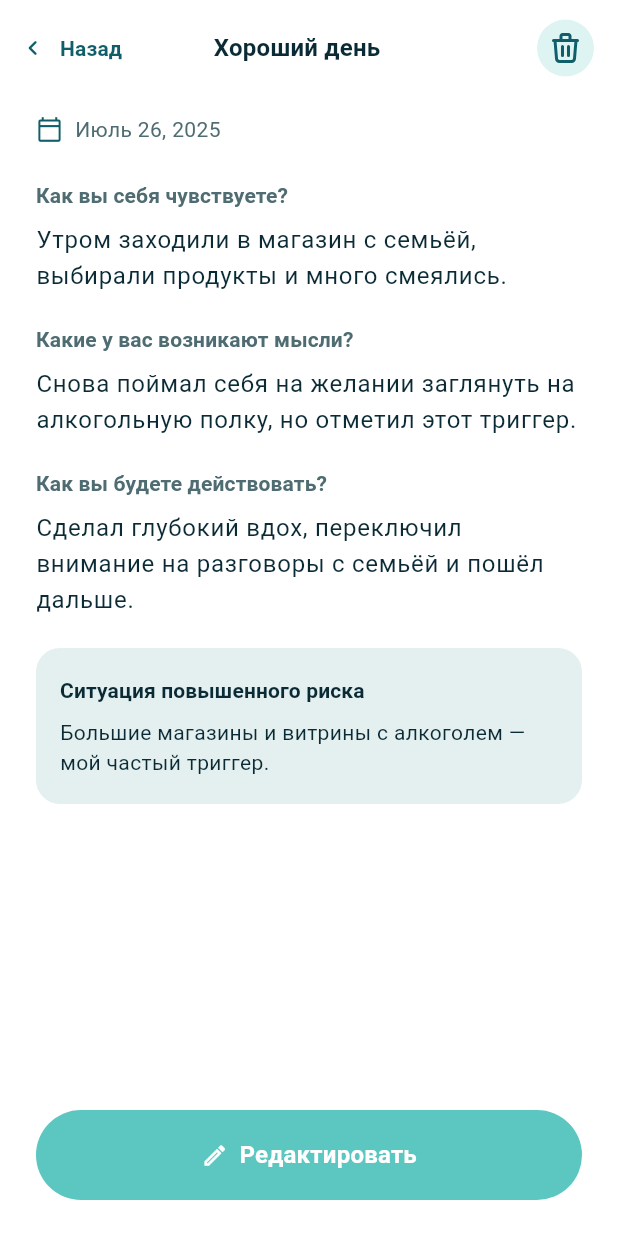
After one commit to Sobol17/vairoo-app, a Flutter app: the CalendarNoteDetailPage screen opened directly with sample values from the repository, on a phone screen of 412 x 824 dp. The commit adds this screen. Run offline on Flutter 3.47's test engine with Material 3 defaults, Android fonts, the phone set to English and light mode, and no system bars; our stand-ins replace dio, equatable, flutter_html, flutter_svg, go_router, mask_text_input_formatter and 3 more; accounts and stored records are empty.

Commit message:
Поправил ui по всему проекту

```diff
--- a/lib/src/features/calendar/data/datasources/mock_notes.dart
+++ b/lib/src/features/calendar/data/datasources/mock_notes.dart
@@ -7,6 +7,14 @@ List<CalendarNote> todayCalendarNotes = [
     title: 'Хороший день',
     preview:
         'Утром заходили в магазин с семьёй, потом гуляли в парке и чувствовали спокойствие.',
+    feelings:
+        'Утром заходили в магазин с семьёй, выбирали продукты и много смеялись.',
+    thoughts:
+        'Снова поймал себя на желании заглянуть на алкогольную полку, но отметил этот триггер.',
+    actions:
+        'Сделал глубокий вдох, переключил внимание на разговоры с семьёй и пошёл дальше.',
+    isRisk: true,
+    riskDescription: 'Большие магазины и витрины с алкоголем — мой частый триггер.',
   ),
   CalendarNote(
     id: 'note-today-2',
@@ -14,12 +22,20 @@ List<CalendarNote> todayCalendarNotes = [
     title: 'Дыхание помогает',
     preview:
         'Сделал дыхательную практику «4-7-8» и отметил, что уровень тревоги снизился.',
+    feelings: 'С утра ощутил сильное напряжение в теле.',
+    thoughts: 'Боялся, что не справлюсь с задачами и сорвусь.',
+    actions:
+        'Выполнил практику «4-7-8», чтобы вернуть себе спокойствие и контроль.',
   ),
   CalendarNote(
     id: 'note-today-3',
     date: DateTime(2025, 7, 26),
     title: 'Встреча с друзьями',
     preview: 'Сходили на пикник. Смог отказаться от бокала, чувствую гордость.',
+    feelings: 'Перед встречей переживал, что могут предложить выпить.',
+    thoughts: 'Важно оставаться честным и не поддаваться давлению.',
+    actions:
+        'Сразу сообщил друзьям, что сейчас не пью, и сосредоточился на общении.',
   ),
 ];
 
@@ -31,6 +47,9 @@ List<CalendarNote> allCalendarNotes = [
     title: 'Тихий вечер',
     preview:
         'Читал книгу, записал мысли о прогрессе и отметил благодарность за поддержку близких.',
+    feelings: 'Вечером ощущал усталость, но и спокойствие.',
+    thoughts: 'Отмечаю, что поддержка близких помогает держаться.',
+    actions: 'Почитал книгу и записал, за что благодарен сегодня.',
   ),
   CalendarNote(
     id: 'note-history-2',
@@ -38,6 +57,12 @@ List<CalendarNote> allCalendarNotes = [
     title: 'Переговоры на работе',
     preview:
         'Было напряжённо, но помогла пауза и дыхание. Записал, что сработало.',
+    feelings: 'Переговоры вызвали стресс и раздражение.',
+    thoughts: 'Хотелось выпить после встречи, чтобы снять напряжение.',
+    actions:
+        'Сделал паузу, прошёлся по улице и сделал записи, что помогло справиться.',
+    isRisk: true,
+    riskDescription: 'Сложные разговоры на работе становятся триггером.',
   ),
   CalendarNote(
     id: 'note-history-3',
@@ -45,5 +70,10 @@ List<CalendarNote> allCalendarNotes = [
     title: 'Возвращение к дневнику',
     preview:
         'Перечитал первые записи и заметил, как изменилось восприятие триггеров.',
+    feelings: 'Скучал по привычному ритуалу вечерних записей.',
+    thoughts:
+        'Важно видеть динамику — заметил, как изменился взгляд на ситуации.',
+    actions: 'Перечитал дневник и дополнил новыми выводами.',
+    isRelapse: false,
   ),
 ];
--- a/lib/src/features/calendar/domain/entities/calendar_note.dart
+++ b/lib/src/features/calendar/domain/entities/calendar_note.dart
@@ -4,10 +4,52 @@ class CalendarNote {
     required this.date,
     required this.title,
     required this.preview,
+    this.feelings = '',
+    this.thoughts = '',
+    this.actions = '',
+    this.isRisk = false,
+    this.riskDescription,
+    this.isRelapse = false,
+    this.relapseDescription,
   });
 
   final String id;
   final DateTime date;
   final String title;
   final String preview;
+  final String feelings;
+  final String thoughts;
+  final String actions;
+  final bool isRisk;
+  final String? riskDescription;
+  final bool isRelapse;
+  final String? relapseDescription;
+
+  CalendarNote copyWith({
+    String? id,
+    DateTime? date,
+    String? title,
+    String? preview,
+    String? feelings,
+    String? thoughts,
+    String? actions,
+    bool? isRisk,
+    String? riskDescription,
+    bool? isRelapse,
+    String? relapseDescription,
+  }) {
+    return CalendarNote(
+      id: id ?? this.id,
+      date: date ?? this.date,
+      title: title ?? this.title,
+      preview: preview ?? this.preview,
+      feelings: feelings ?? this.feelings,
+      thoughts: thoughts ?? this.thoughts,
+      actions: actions ?? this.actions,
+      isRisk: isRisk ?? this.isRisk,
+      riskDescription: riskDescription ?? this.riskDescription,
+      isRelapse: isRelapse ?? this.isRelapse,
+      relapseDescription: relapseDescription ?? this.relapseDescription,
+    );
+  }
 }
--- /dev/null
+++ b/lib/src/features/calendar/presentation/pages/calendar_note_detail_page.dart
@@ -0,0 +1,330 @@
+import 'package:ai_note/src/core/theme/app_colors.dart';
+import 'package:ai_note/src/features/calendar/domain/entities/calendar_note.dart';
+import 'package:ai_note/src/features/calendar/presentation/widgets/create_note_sheet.dart';
+import 'package:ai_note/src/features/home/presentation/widgets/header_circle_button.dart';
+import 'package:ai_note/src/shared/helpers/formatter.dart';
+import 'package:flutter/material.dart';
+import 'package:flutter_svg/flutter_svg.dart';
+import 'package:share_plus/share_plus.dart';
+
+class CalendarNoteDetailPage extends StatefulWidget {
+  const CalendarNoteDetailPage({
+    required this.note,
+    this.onUpdate,
+    this.onDelete,
+    super.key,
+  });
+
+  final CalendarNote note;
+  final ValueChanged<CalendarNote>? onUpdate;
+  final ValueChanged<CalendarNote>? onDelete;
+
+  @override
+  State<CalendarNoteDetailPage> createState() => _CalendarNoteDetailPageState();
+}
+
+class _CalendarNoteDetailPageState extends State<CalendarNoteDetailPage> {
+  late CalendarNote _note;
+  final _formatter = Formatter();
+
+  @override
+  void initState() {
+    super.initState();
+    _note = widget.note;
+  }
+
+  Future<void> _editNote() async {
+    final updated = await showModalBottomSheet<CalendarNote>(
+      context: context,
+      backgroundColor: Colors.transparent,
+      isScrollControlled: true,
+      builder: (_) => CreateCalendarNoteSheet(
+        initialNote: _note,
+        submitLabel: 'Сохранить изменения',
+      ),
+    );
+    if (updated != null) {
+      setState(() => _note = updated);
+      widget.onUpdate?.call(updated);
+    }
+  }
+
+  void _deleteNote() {
+    widget.onDelete?.call(_note);
+    Navigator.of(context).pop();
+  }
+
+  void _shareNote() {
+    final parts = <String>[
+      _note.title,
+      _formatter.formatFullDate(_note.date),
+      if (_note.feelings.isNotEmpty) _note.feelings,
+      if (_note.thoughts.isNotEmpty) _note.thoughts,
+      if (_note.actions.isNotEmpty) _note.actions,
+      if (_note.isRisk && (_note.riskDescription?.isNotEmpty ?? false))
+        _note.riskDescription!,
+      if (_note.isRelapse && (_note.relapseDescription?.isNotEmpty ?? false))
+        _note.relapseDescription!,
+    ];
+    SharePlus.instance.share(ShareParams(text: parts.join('\n\n')));
+  }
+
+  @override
+  Widget build(BuildContext context) {
+    final theme = Theme.of(context);
+    return Scaffold(
+      backgroundColor: AppColors.background,
+      body: SafeArea(
+        child: Column(
+          crossAxisAlignment: CrossAxisAlignment.stretch,
+          children: [
+            _DetailHeader(
+              title: _note.title,
+              onBack: () => Navigator.of(context).pop(),
+              onShare: _shareNote,
+              onDelete: _deleteNote,
+            ),
+            Expanded(
+              child: SingleChildScrollView(
+                padding: const EdgeInsets.fromLTRB(24, 8, 24, 24),
+                child: Column(
+                  crossAxisAlignment: CrossAxisAlignment.stretch,
+                  children: [
+                    Row(
+                      children: [
+                        const Icon(
+                          Icons.calendar_today_outlined,
+                          size: 18,
+                          color: AppColors.primary,
+                        ),
+                        const SizedBox(width: 8),
+                        Text(
+                          _formatter.formatFullDate(_note.date),
+                          style: theme.textTheme.bodyMedium?.copyWith(
+                            color: AppColors.textSecondary,
+                          ),
+                        ),
+                      ],
+                    ),
+                    const SizedBox(height: 24),
+                    ..._buildSections(theme),
+                  ],
+                ),
+              ),
+            ),
+            SafeArea(
+              top: false,
+              child: Padding(
+                padding: const EdgeInsets.fromLTRB(24, 0, 24, 24),
+                child: FilledButton.icon(
+                  onPressed: _editNote,
+                  style: FilledButton.styleFrom(
+                    backgroundColor: AppColors.secondary,
+                    foregroundColor: Colors.white,
+                    padding: const EdgeInsets.symmetric(vertical: 18),
+                    textStyle: theme.textTheme.titleMedium?.copyWith(
+                      fontWeight: FontWeight.w600,
+                    ),
+                    shape: RoundedRectangleBorder(
+                      borderRadius: BorderRadius.circular(40),
+                    ),
+                  ),
+                  icon: const Icon(Icons.edit_outlined),
+                  label: const Text('Редактировать'),
+                ),
+              ),
+            ),
+          ],
+        ),
+      ),
+    );
+  }
+
+  List<Widget> _buildSections(ThemeData theme) {
+    final sections = <Widget>[];
+
+    void addSection(String title, String value) {
+      if (value.trim().isEmpty) return;
+      sections.add(
+        Text(
+          title,
+          style: theme.textTheme.titleSmall?.copyWith(
+            color: AppColors.textSecondary,
+            fontWeight: FontWeight.w600,
+          ),
+        ),
+      );
+      sections.add(const SizedBox(height: 8));
+      sections.add(
+        Text(
+          value,
+          style: theme.textTheme.bodyLarge?.copyWith(
+            height: 1.5,
+            color: AppColors.textPrimary,
+          ),
+        ),
+      );
+      sections.add(const SizedBox(height: 20));
+    }
+
+    addSection('Как вы себя чувствуете?', _note.feelings);
+    addSection('Какие у вас возникают мысли?', _note.thoughts);
+    addSection('Как вы будете действовать?', _note.actions);
+
+    if (_note.isRisk && (_note.riskDescription?.isNotEmpty ?? false)) {
+      sections.add(
+        _HighlightedSection(
+          title: 'Ситуация повышенного риска',
+          description: _note.riskDescription ?? '',
+          color: AppColors.secondaryLight,
+        ),
+      );
+      sections.add(const SizedBox(height: 20));
+    }
+
+    if (_note.isRelapse) {
+      sections.add(
+        _HighlightedSection(
+          title: 'Срыв',
+          description:
+              _note.relapseDescription ??
+              'Вы уже сделали очень много для себя, главное — продолжайте идти вперёд.',
+          color: AppColors.accentLight,
+        ),
+      );
+      sections.add(const SizedBox(height: 20));
+    }
+
+    if (sections.isEmpty) {
+      sections.add(
+        Text(
+          'Запись пока пустая. Добавьте детали, чтобы отслеживать прогресс.',
+          style: theme.textTheme.bodyLarge?.copyWith(
+            color: AppColors.textSecondary,
+          ),
+        ),
+      );
+    }
+
+    return sections;
+  }
+}
+
+class _DetailHeader extends StatelessWidget {
+  const _DetailHeader({
+    required this.title,
+    required this.onBack,
+    required this.onShare,
+    required this.onDelete,
+  });
+
+  final String title;
+  final VoidCallback onBack;
+  final VoidCallback onShare;
+  final VoidCallback onDelete;
+
+  @override
+  Widget build(BuildContext context) {
+    final theme = Theme.of(context);
+    return Padding(
+      padding: const EdgeInsets.fromLTRB(0, 8, 16, 12),
+      child: SizedBox(
+        height: 48,
+        child: Stack(
+          alignment: Alignment.center,
+          children: [
+            Align(
+              alignment: Alignment.centerLeft,
+              child: TextButton.icon(
+                onPressed: onBack,
+                icon: const Icon(Icons.chevron_left_rounded, size: 20),
+                label: const Text('Назад'),
+                style: TextButton.styleFrom(
+                  foregroundColor: AppColors.primary,
+                  textStyle: theme.textTheme.titleSmall?.copyWith(
+                    fontWeight: FontWeight.w600,
+                  ),
+                ),
+              ),
+            ),
+            Center(
+              child: Text(
+                title,
+                maxLines: 1,
+                overflow: TextOverflow.ellipsis,
+                style: theme.textTheme.titleMedium?.copyWith(
+                  fontWeight: FontWeight.w700,
+                  color: AppColors.textPrimary,
+                ),
+              ),
+            ),
+            Align(
+              alignment: Alignment.centerRight,
+              child: Row(
+                mainAxisSize: MainAxisSize.min,
+                children: [
+                  HeaderCircleButton(
+                    color: AppColors.secondary.withValues(alpha: 0.2),
+                    icon: SvgPicture.asset(
+                      'assets/icons/backet.svg',
+                      colorFilter: ColorFilter.mode(
+                        AppColors.primary,
+                        BlendMode.srcIn,
+                      ),
+                    ),
+                    onTap: () {},
+                  ),
+                ],
+              ),
+            ),
+          ],
+        ),
+      ),
+    );
+  }
+}
+
+class _HighlightedSection extends StatelessWidget {
+  const _HighlightedSection({
+    required this.title,
+    required this.description,
+    required this.color,
+  });
+
+  final String title;
+  final String description;
+  final Color color;
+
+  @override
+  Widget build(BuildContext context) {
+    final theme = Theme.of(context);
+    return Container(
+      width: double.infinity,
+      padding: const EdgeInsets.symmetric(horizontal: 16, vertical: 18),
+      decoration: BoxDecoration(
+        color: color,
+        borderRadius: BorderRadius.circular(16),
+      ),
+      child: Column(
+        crossAxisAlignment: CrossAxisAlignment.start,
+        children: [
+          Text(
+            title,
+            style: theme.textTheme.titleSmall?.copyWith(
+              fontWeight: FontWeight.w700,
+              color: AppColors.textPrimary,
+            ),
+          ),
+          const SizedBox(height: 8),
+          Text(
+            description,
+            style: theme.textTheme.bodyMedium?.copyWith(
+              height: 1.4,
+              color: AppColors.textPrimary,
+            ),
+          ),
+        ],
+      ),
+    );
+  }
+}
--- a/lib/src/features/calendar/presentation/widgets/calendar_intro_sheet.dart
+++ b/lib/src/features/calendar/presentation/widgets/calendar_intro_sheet.dart
@@ -85,7 +85,7 @@ class CalendarIntroSheet extends StatelessWidget {
                       ),
                       SecondaryButton(
                         label: 'Создать запись',
-                        onPressed: () {},
+                        onPressed: () => context.pop(),
                       ),
                       SizedBox(height: bottomInset + 16),
                     ],
--- a/lib/src/features/home/presentation/widgets/header_circle_button.dart
+++ b/lib/src/features/home/presentation/widgets/header_circle_button.dart
@@ -4,11 +4,13 @@ import 'package:flutter_svg/flutter_svg.dart';
 class HeaderCircleButton extends StatelessWidget {
   const HeaderCircleButton({
     required this.icon,
+    this.color,
     required this.onTap,
     super.key,
   });
 
   final SvgPicture icon;
+  final Color? color;
   final VoidCallback onTap;
 
   @override
@@ -19,7 +21,7 @@ class HeaderCircleButton extends StatelessWidget {
       child: Container(
         padding: const EdgeInsets.all(10),
         decoration: BoxDecoration(
-          color: Colors.white.withValues(alpha: 0.2),
+          color: color ?? Colors.white.withValues(alpha: 0.2),
           shape: BoxShape.circle,
         ),
         child: icon,
--- a/lib/src/features/practice/presentation/widgets/game_avatar.dart
+++ b/lib/src/features/practice/presentation/widgets/game_avatar.dart
@@ -13,7 +13,7 @@ class GameAvatar extends StatelessWidget {
       height: 56,
       decoration: BoxDecoration(
         color: color.withValues(alpha: 0.15),
-        borderRadius: BorderRadius.circular(16),
+        borderRadius: BorderRadius.circular(6),
       ),
       alignment: Alignment.center,
       child: Text(emoji, style: const TextStyle(fontSize: 26)),
--- a/lib/src/features/profile/presentation/widgets/profile_info_row.dart
+++ b/lib/src/features/profile/presentation/widgets/profile_info_row.dart
@@ -27,7 +27,7 @@ class ProfileInfoRow extends StatelessWidget {
             padding: const EdgeInsets.symmetric(horizontal: 12, vertical: 6),
             decoration: BoxDecoration(
               color: AppColors.secondaryLight,
-              borderRadius: BorderRadius.circular(12),
+              borderRadius: BorderRadius.circular(6),
             ),
             child: Text(
               value,
```
Also changed, not shown: lib/src/features/calendar/presentation/pages/calendar_page.dart (+43 -7 lines), lib/src/features/calendar/presentation/widgets/create_note_sheet.dart (+46 -6 lines), lib/src/features/practice/presentation/widgets/practice_game_card.dart (+5 -4 lines), lib/src/features/profile/presentation/pages/profile_page.dart (+16 -7 lines).
